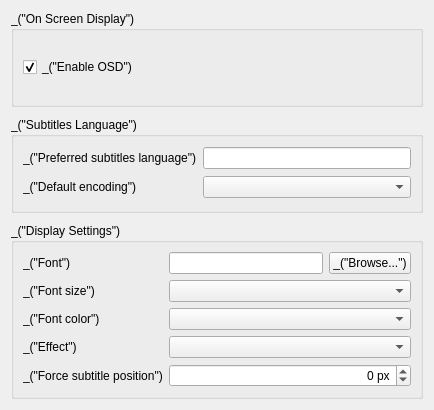
The window that modules/gui/qt4/ui/sprefs_subtitles.ui (omunroe-com/ubtvlc) describes before a commit, drawn with Qt 5.
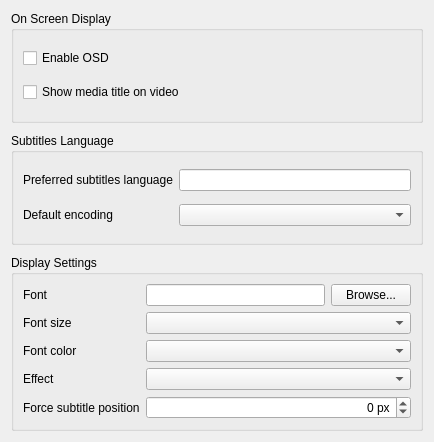
The same window after the commit.

Diff of the .ui file:
```diff
--- a/modules/gui/qt4/ui/sprefs_subtitles.ui
+++ b/modules/gui/qt4/ui/sprefs_subtitles.ui
@@ -6,7 +6,7 @@
     <x>0</x>
     <y>0</y>
     <width>434</width>
-    <height>410</height>
+    <height>442</height>
    </rect>
   </property>
   <property name="windowTitle" >
@@ -19,19 +19,20 @@
    <item>
     <widget class="QGroupBox" name="groupBox_3" >
      <property name="title" >
-      <string>_("On Screen Display")</string>
+      <string>On Screen Display</string>
      </property>
      <layout class="QVBoxLayout" >
       <item>
        <widget class="QCheckBox" name="OSDBox" >
         <property name="text" >
-         <string>_("Enable OSD")</string>
+         <string>Enable OSD</string>
         </property>
-        <property name="checked" >
-         <bool>true</bool>
-        </property>
-        <property name="tristate" >
-         <bool>false</bool>
+       </widget>
+      </item>
+      <item>
+       <widget class="QCheckBox" name="OSDTitleBox" >
+        <property name="text" >
+         <string>Show media title on video</string>
         </property>
        </widget>
       </item>
@@ -47,13 +48,13 @@
       </sizepolicy>
      </property>
      <property name="title" >
-      <string>_("Subtitles Language")</string>
+      <string>Subtitles Language</string>
      </property>
      <layout class="QGridLayout" >
       <item row="0" column="0" >
        <widget class="QLabel" name="label" >
         <property name="text" >
-         <string>_("Preferred subtitles language")</string>
+         <string>Preferred subtitles language</string>
         </property>
         <property name="buddy" >
          <cstring>preferredLanguage</cstring>
@@ -73,7 +74,7 @@
       <item row="1" column="0" >
        <widget class="QLabel" name="label_2" >
         <property name="text" >
-         <string>_("Default encoding")</string>
+         <string>Default encoding</string>
         </property>
         <property name="buddy" >
          <cstring>encoding</cstring>
@@ -86,7 +87,7 @@
    <item>
     <widget class="QGroupBox" name="groupBox" >
      <property name="title" >
-      <string>_("Display Settings")</string>
+      <string>Display Settings</string>
      </property>
      <layout class="QGridLayout" >
       <item row="3" column="1" colspan="2" >
@@ -95,7 +96,7 @@
       <item row="3" column="0" >
        <widget class="QLabel" name="label_6" >
         <property name="text" >
-         <string>_("Effect")</string>
+         <string>Effect</string>
         </property>
         <property name="buddy" >
          <cstring>effect</cstring>
@@ -108,7 +109,7 @@
       <item row="2" column="0" >
        <widget class="QLabel" name="label_4" >
         <property name="text" >
-         <string>_("Font color")</string>
+         <string>Font color</string>
         </property>
         <property name="buddy" >
          <cstring>fontColor</cstring>
@@ -121,7 +122,7 @@
       <item row="1" column="0" >
        <widget class="QLabel" name="label_3" >
         <property name="text" >
-         <string>_("Font size")</string>
+         <string>Font size</string>
         </property>
         <property name="buddy" >
          <cstring>fontSize</cstring>
@@ -131,7 +132,7 @@
       <item row="0" column="2" >
        <widget class="QPushButton" name="fontBrowse" >
         <property name="text" >
-         <string>_("Browse...")</string>
+         <string>Browse...</string>
         </property>
        </widget>
       </item>
@@ -141,7 +142,7 @@
       <item row="0" column="0" >
        <widget class="QLabel" name="label_5" >
         <property name="text" >
-         <string>_("Font")</string>
+         <string>Font</string>
         </property>
         <property name="buddy" >
          <cstring>font</cstring>
@@ -167,7 +168,7 @@
       <item row="4" column="0" >
        <widget class="QLabel" name="label_7" >
         <property name="text" >
-         <string>_("Force subtitle position")</string>
+         <string>Force subtitle position</string>
         </property>
         <property name="buddy" >
          <cstring>subsPosition</cstring>
```
Left out of the diff: 14 changed lines with no effect on the pictures.
